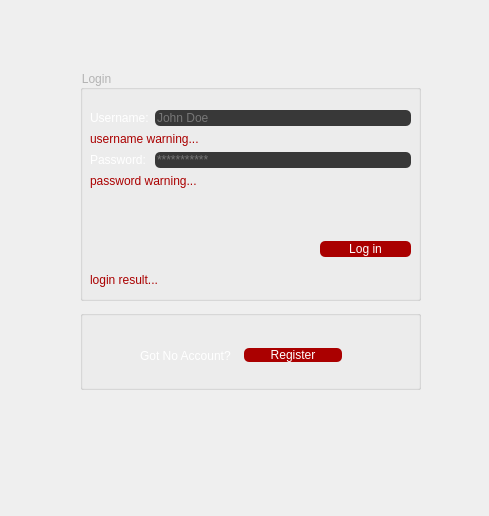
borhanem/Messenger_Void_13, file loginpage.ui: the form before one commit.
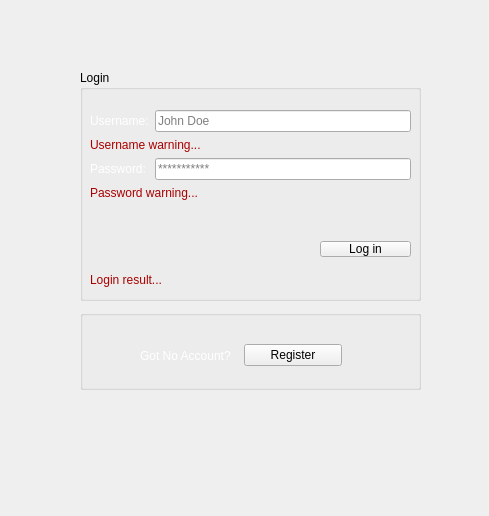
The form after the commit.

Patch:
```diff
--- a/loginpage.ui
+++ b/loginpage.ui
@@ -26,7 +26,7 @@
     </rect>
    </property>
    <property name="styleSheet">
-    <string notr="true">color: rgb(179, 179, 179);</string>
+    <string notr="true"/>
    </property>
    <property name="title">
     <string>Login</string>
@@ -41,9 +41,7 @@
      </rect>
     </property>
     <property name="styleSheet">
-     <string notr="true">background-color: rgb(170, 0, 0);
-border-radius: 5px;
-color: rgb(255, 255, 255);</string>
+     <string notr="true"/>
     </property>
     <property name="text">
      <string>Log in</string>
@@ -72,9 +70,7 @@
      <item row="0" column="1">
       <widget class="QLineEdit" name="username_led">
        <property name="styleSheet">
-        <string notr="true">background-color: rgb(56, 56, 56);
-border-color: rgb(170, 170, 127);
-border-radius:5%;</string>
+        <string notr="true"/>
        </property>
        <property name="placeholderText">
         <string>John Doe</string>
@@ -87,7 +83,7 @@
         <string notr="true">color: rgb(170, 0, 0);</string>
        </property>
        <property name="text">
-        <string>username warning...</string>
+        <string>Username warning...</string>
        </property>
       </widget>
      </item>
@@ -105,9 +101,7 @@
      <item row="2" column="1">
       <widget class="QLineEdit" name="password_led">
        <property name="styleSheet">
-        <string notr="true">background-color: rgb(56, 56, 56);
-border-color: rgb(170, 170, 127);
-border-radius:5%;</string>
+        <string notr="true"/>
        </property>
        <property name="echoMode">
         <enum>QLineEdit::Password</enum>
@@ -123,7 +117,7 @@
         <string notr="true">color: rgb(170, 0, 0);</string>
        </property>
        <property name="text">
-        <string>password warning...</string>
+        <string>Password warning...</string>
        </property>
       </widget>
      </item>
@@ -142,7 +136,7 @@
      <string notr="true">color: rgb(170, 0, 0);</string>
     </property>
     <property name="text">
-     <string>login result...</string>
+     <string>Login result...</string>
     </property>
    </widget>
   </widget>
@@ -181,9 +175,7 @@
      <item>
       <widget class="QPushButton" name="Register_pbn">
        <property name="styleSheet">
-        <string notr="true">background-color: rgb(170, 0, 0);
-border-radius: 5px;
-color: rgb(255, 255, 255);</string>
+        <string notr="true"/>
        </property>
        <property name="text">
         <string>Register</string>
```
